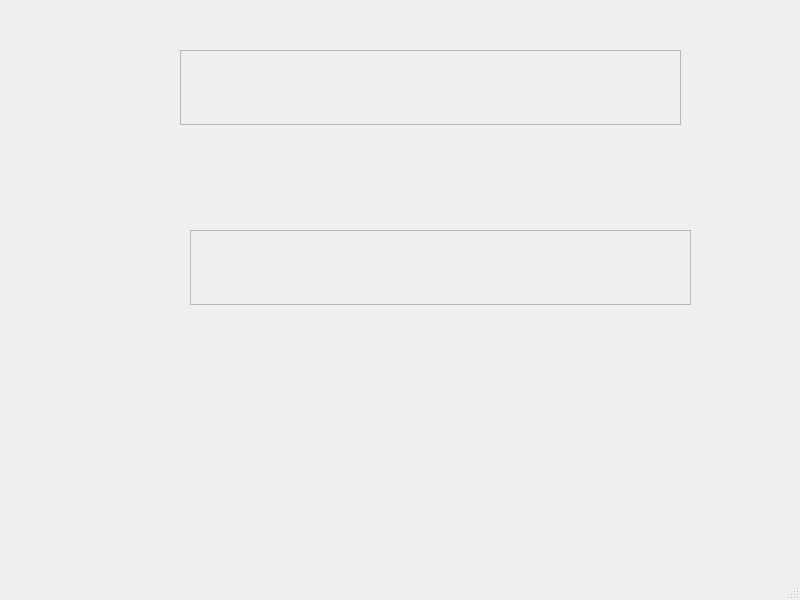
Before: the Qt Designer form Client-OS-P1/mainwindow.ui in xtsebas/Client-OS-P1, drawn with Qt 5.
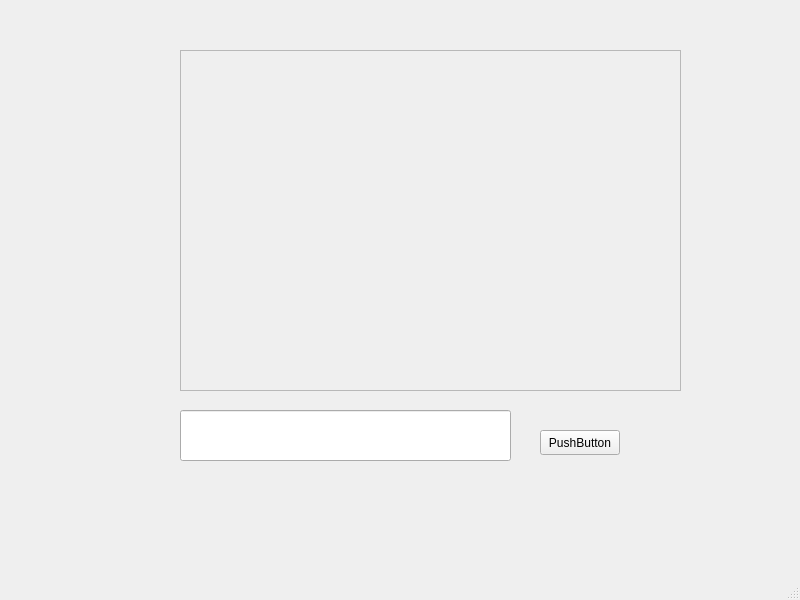
After: the same form once the commit is applied.

```diff
--- a/Client-OS-P1/mainwindow.ui
+++ b/Client-OS-P1/mainwindow.ui
@@ -14,32 +14,42 @@
    <string>MainWindow</string>
   </property>
   <widget class="QWidget" name="centralwidget">
-   <widget class="QTextEdit" name="textEdit">
-    <property name="enabled">
-     <bool>false</bool>
-    </property>
-    <property name="geometry">
-     <rect>
-      <x>180</x>
-      <y>50</y>
-      <width>501</width>
-      <height>75</height>
-     </rect>
-    </property>
-   </widget>
    <widget class="QTextEdit" name="textEdit_2">
     <property name="enabled">
      <bool>false</bool>
     </property>
     <property name="geometry">
      <rect>
-      <x>190</x>
-      <y>230</y>
+      <x>180</x>
+      <y>50</y>
       <width>501</width>
-      <height>75</height>
+      <height>341</height>
      </rect>
     </property>
    </widget>
+   <widget class="QLineEdit" name="messageInput">
+    <property name="geometry">
+     <rect>
+      <x>180</x>
+      <y>410</y>
+      <width>331</width>
+      <height>51</height>
+     </rect>
+    </property>
+   </widget>
+   <widget class="QPushButton" name="sendButton">
+    <property name="geometry">
+     <rect>
+      <x>540</x>
+      <y>430</y>
+      <width>80</width>
+      <height>25</height>
+     </rect>
+    </property>
+    <property name="text">
+     <string>PushButton</string>
+    </property>
+   </widget>
   </widget>
   <widget class="QMenuBar" name="menubar">
    <property name="geometry">
```
